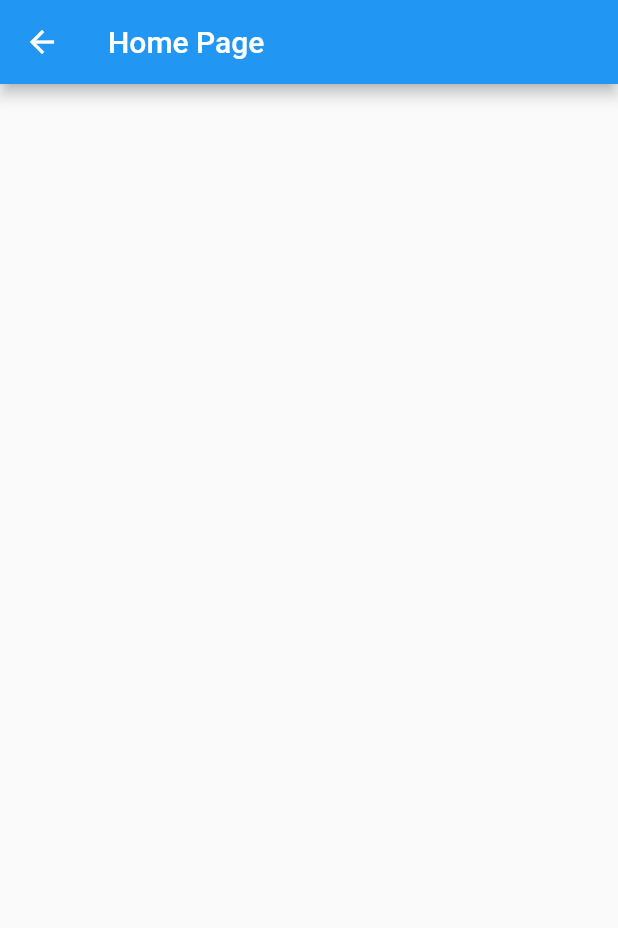
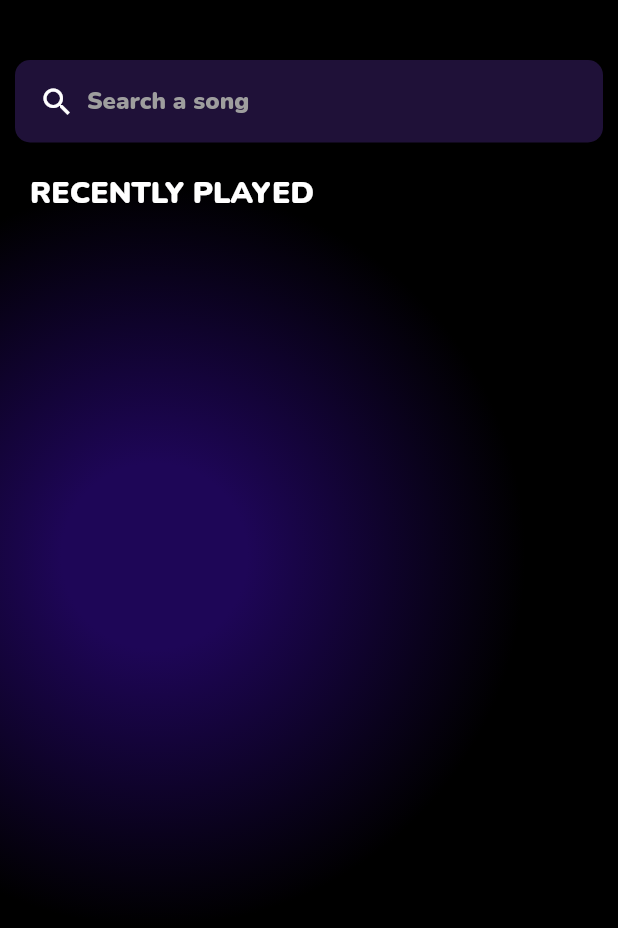
Before and after one commit to AkuDevv/musicApp, a Flutter app: the HomePage screen opened directly, on a phone screen of 412 x 824 dp. Shown: the top 928 px of the screen. Run offline on Flutter 3.47's test engine with Material 2 defaults, Android fonts, the light colour scheme and no system bars.

Commit message:
added homepage search/backgroud

```diff
--- a/lib/ui/HomePage.dart
+++ b/lib/ui/HomePage.dart
@@ -10,8 +10,86 @@ class HomePage extends StatefulWidget {
 }
 
 class _HomePageState extends State<HomePage> {
+  final searchController = TextEditingController();
+  String _searchTextTest = 'Hello';
+
   @override
   Widget build(BuildContext context) {
-    return Scaffold(appBar: AppBar(title: Text('Home Page'),),);
+    return Scaffold(
+      body: Container(
+        width: MediaQuery.of(context).size.width,
+        height: MediaQuery.of(context).size.height,
+        decoration: const BoxDecoration(
+            gradient: RadialGradient(
+                center: Alignment(-0.5, -0.1),
+                radius: 1.5,
+                stops: [0.1, 0.4],
+                colors: [Color.fromARGB(255, 30, 6, 87), Colors.black])),
+        child: Padding(
+          padding: const EdgeInsets.only(top: 40.0),
+          child: Column(
+            crossAxisAlignment: CrossAxisAlignment.start,
+            children: [
+              Padding(
+                padding: const EdgeInsets.symmetric(horizontal: 10),
+                child: Container(
+                  height: 55,
+                  decoration: BoxDecoration(
+                    borderRadius: BorderRadius.circular(10),
+                    color: const Color.fromARGB(255, 31, 17, 56),
+                  ),
+                  child: Padding(
+                    padding: const EdgeInsets.all(8.0),
+                    child: Center(
+                      child: Row(
+                        children: [
+                          const Padding(
+                            padding: EdgeInsets.all(8.0),
+                            child: Icon(
+                              Icons.search,
+                              color: Colors.white,
+                            ),
+                          ),
+                          Expanded(
+                            child: TextField(
+                              style: const TextStyle(
+                                color: Colors.white,
+                              ),
+                              controller: searchController,
+                              onChanged: (value) {
+                                if (mounted)
+                                  setState(() {
+                                    _searchTextTest = value;
+                                  });
+                              },
+                              decoration: const InputDecoration.collapsed(
+                                  hintText: 'Search a song',
+                                  hintStyle: TextStyle(
+                                    color: Colors.grey,
+                                    fontFamily: 'Nunito',
+                                  )),
+                            ),
+                          ),
+                        ],
+                      ),
+                    ),
+                  ),
+                ),
+              ),
+              const Padding(
+                padding: EdgeInsets.all(20),
+                child: Text('RECENTLY PLAYED',
+                style: TextStyle(
+                  color: Colors.white,
+                  fontSize: 20,
+                  fontFamily: 'Nunito',
+                ),
+                ),
+              ),
+            ],
+          ),
+        ),
+      ),
+    );
   }
 }
--- a/pubspec.yaml
+++ b/pubspec.yaml
@@ -78,6 +78,10 @@ flutter:
      - family: CinzelDecorative
        fonts:
          - asset: fonts/CinzelDecorative-Regular.ttf
+
+     - family: Nunito
+       fonts:
+         - asset: fonts/Nunito-Black.ttf
   #       - asset: fonts/Schyler-Italic.ttf
   #         style: italic
   #   - family: Trajan Pro
```
Also changed, not shown: fonts/Nunito-Black.ttf (added).
